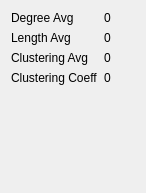
First picture: the form in visigoth/statistics.ui, repository scvalex/visigoth, before the edit.
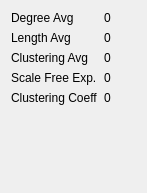
Second picture: the form after the edit.

Commit message: changed helpFile to be more helpful. Added a new slot for displaying scale free expoennt in the ui

```diff
--- a/visigoth/statistics.ui
+++ b/visigoth/statistics.ui
@@ -6,7 +6,7 @@
    <rect>
     <x>0</x>
     <y>0</y>
-    <width>146</width>
+    <width>147</width>
     <height>193</height>
    </rect>
   </property>
@@ -58,20 +58,34 @@
        </property>
       </widget>
      </item>
-     <item row="3" column="0">
+     <item row="4" column="0">
       <widget class="QLabel" name="label">
        <property name="text">
         <string>Clustering Coeff</string>
        </property>
       </widget>
      </item>
-     <item row="3" column="1">
+     <item row="4" column="1">
       <widget class="QLabel" name="coeffLabel">
        <property name="text">
         <string>0</string>
        </property>
       </widget>
      </item>
+     <item row="3" column="0">
+      <widget class="QLabel" name="label_5">
+       <property name="text">
+        <string>Scale Free Exp.</string>
+       </property>
+      </widget>
+     </item>
+     <item row="3" column="1">
+      <widget class="QLabel" name="exponentLabel">
+       <property name="text">
+        <string>0</string>
+       </property>
+      </widget>
+     </item>
     </layout>
    </item>
    <item>
```
The commit also changes 3 other files.
